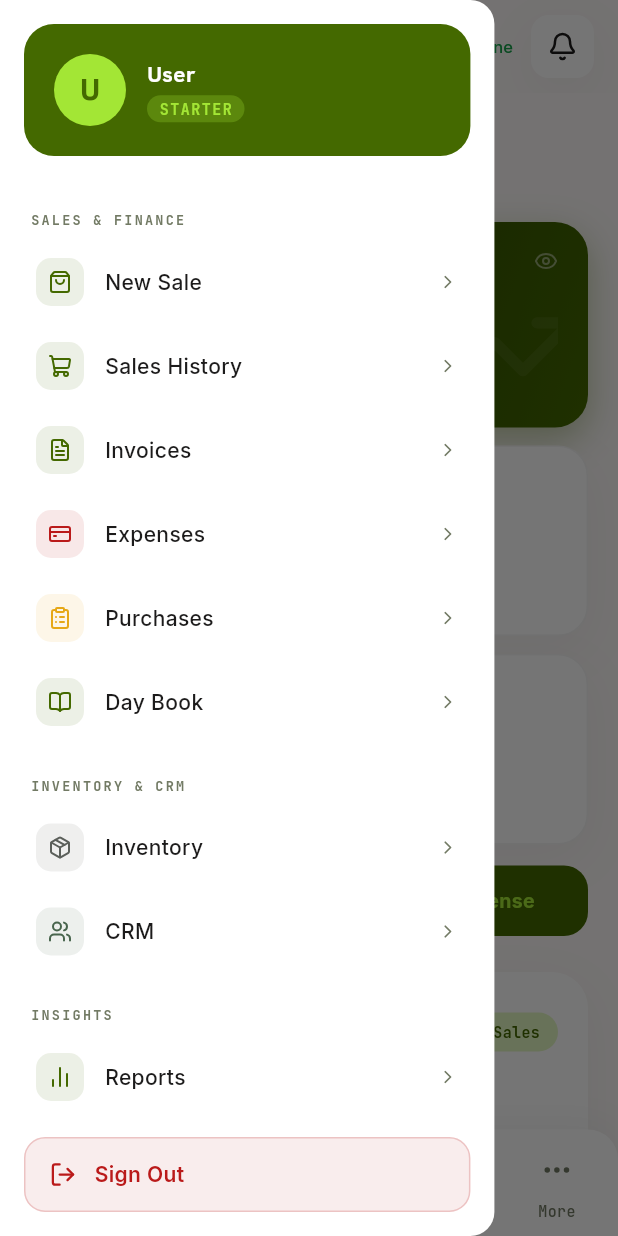
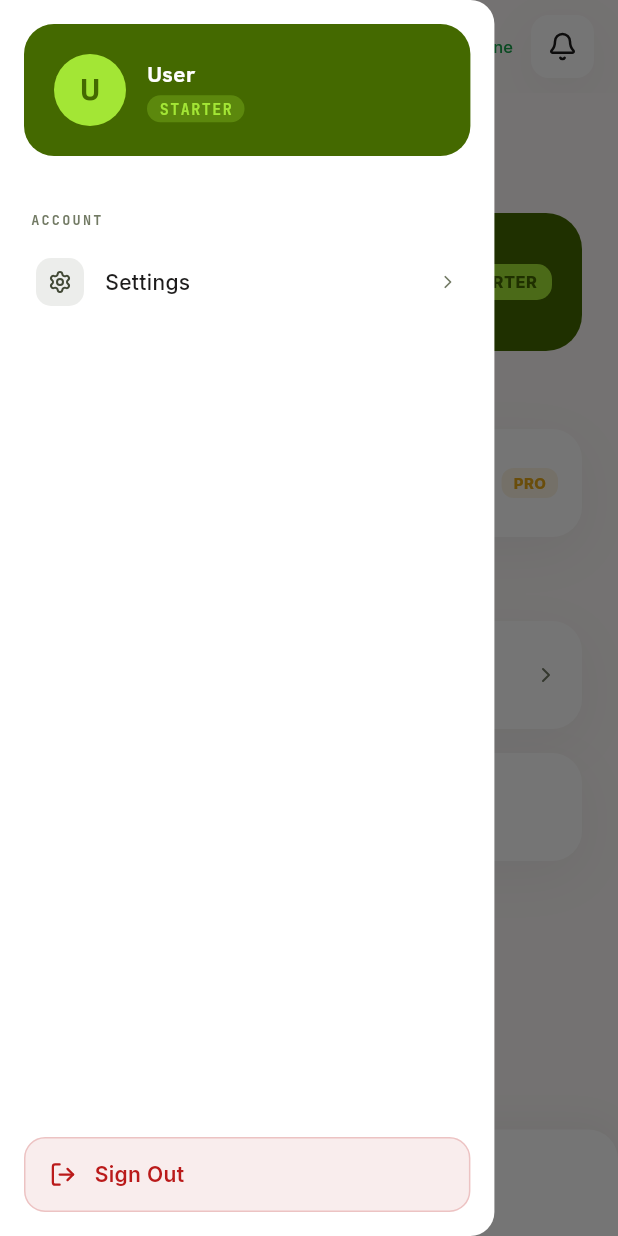
Before and after one commit to beinguvaize/StockMate, a Flutter app: the DashboardScreen screen opened directly, with the side drawer open, on a phone screen of 412 x 824 dp. Run offline on Flutter 3.47's test engine with Material 3 defaults, Android fonts, the phone set to English and light mode, and no system bars; our stand-ins replace connectivity_plus, drift, flutter_riverpod, google_fonts, local_auth, lucide_icons and 3 more; missing offline and left inert: local_auth_android, local_auth_darwin, mobile_scanner; accounts and stored records are empty; generated files the repository leaves out were written again.

Commit message:
fix(mobile): enforce RBAC on bottom nav + drawer
The bottom navigation and app drawer rendered all tabs/items
statically — a SALES/DRIVER/INVENTORY user saw screens the web
app hides (e.g. Dashboard, Inventory).

- Bottom nav tabs now filtered through canAccess(); switching is
  feature-key based so indices stay correct after filtering.
- App drawer sections/items filtered by canAccess(); empty
  sections dropped.
- DashboardScreen is now a ConsumerWidget to read roles/plan/
  permissions reactively.

Co-Authored-By: Claude Sonnet 4.6 <noreply@anthropic.com>

```diff
--- a/mobile_app/lib/features/dashboard/presentation/dashboard_screen.dart
+++ b/mobile_app/lib/features/dashboard/presentation/dashboard_screen.dart
@@ -4,6 +4,7 @@ import 'package:google_fonts/google_fonts.dart';
 import 'package:lucide_icons/lucide_icons.dart';
 import 'package:mobile_app/core/database/sync_status_pill.dart';
 import 'package:mobile_app/core/auth/tenant_provider.dart';
+import 'package:mobile_app/core/auth/feature_gate.dart';
 import 'package:mobile_app/core/supabase/client.dart';
 import 'package:mobile_app/core/theme/colors.dart';
 import 'package:mobile_app/core/widgets/trial_banner.dart';
@@ -30,42 +31,59 @@ import 'package:mobile_app/features/settings/presentation/settings_screen.dart';
 // Shell
 // ─────────────────────────────────────────────────────────────────────────────
 
-class DashboardScreen extends StatefulWidget {
+class DashboardScreen extends ConsumerStatefulWidget {
   const DashboardScreen({super.key});
 
   @override
-  State<DashboardScreen> createState() => _DashboardScreenState();
+  ConsumerState<DashboardScreen> createState() => _DashboardScreenState();
 }
 
-class _DashboardScreenState extends State<DashboardScreen> {
+typedef _NavTab = ({String feature, IconData icon, String label, Widget tab});
+
+class _DashboardScreenState extends ConsumerState<DashboardScreen> {
   int _selectedIndex = 0;
   final _scaffoldKey = GlobalKey<ScaffoldState>();
 
-  static const _navItems = [
-    (icon: LucideIcons.layoutDashboard, label: 'Dashboard'),
-    (icon: LucideIcons.shoppingCart,    label: 'Sales'),
-    (icon: LucideIcons.package,         label: 'Inventory'),
-    (icon: LucideIcons.truck,           label: 'My Route'),
-    (icon: LucideIcons.moreHorizontal,  label: 'More'),
+  // Master tab list. `feature` is the RBAC key; '__menu__' is always shown.
+  late final List<_NavTab> _allTabs = [
+    (feature: 'dashboard', icon: LucideIcons.layoutDashboard, label: 'Dashboard', tab: DashboardHome(onTabSwitch: _switchToFeature)),
+    (feature: 'sales',     icon: LucideIcons.shoppingCart,    label: 'Sales',     tab: const SalesScreen()),
+    (feature: 'inventory', icon: LucideIcons.package,         label: 'Inventory', tab: const InventoryScreen()),
+    (feature: 'logistics', icon: LucideIcons.truck,           label: 'My Route',  tab: const DriverRouteScreen()),
+    (feature: '__menu__',  icon: LucideIcons.moreHorizontal,  label: 'More',      tab: const MenuScreen()),
   ];
+
+  // Tabs the current user may see — filtered by the shared RBAC matrix.
+  List<_NavTab> _visibleTabs(List<String> roles, String plan, Map? permissions) {
+    return _allTabs.where((t) =>
+        t.feature == '__menu__' ||
+        canAccess(t.feature, roles: roles, plan: plan, permissions: permissions)
+    ).toList();
+  }
 
   void _switchTab(int index) => setState(() => _selectedIndex = index);
 
-  List<Widget> get _tabs => [
-    DashboardHome(onTabSwitch: _switchTab),
-    const SalesScreen(),
-    const InventoryScreen(),
-    const DriverRouteScreen(),
-    const MenuScreen(),
-  ];
+  // Jump to a tab by feature key (used by in-dashboard shortcuts).
+  void _switchToFeature(String feature) {
+    final ctx = ref.read(tenantContextProvider).value;
+    final visible = _visibleTabs(ctx?.roles ?? [], ctx?.plan ?? 'STARTER', ctx?.permissions);
+    final idx = visible.indexWhere((t) => t.feature == feature);
+    if (idx >= 0) setState(() => _selectedIndex = idx);
+  }
 
   @override
   Widget build(BuildContext context) {
+    final ctx = ref.watch(tenantContextProvider).value;
+    final tabs = _visibleTabs(
+        ctx?.roles ?? [], ctx?.plan ?? 'STARTER', ctx?.permissions);
+    final selIdx = tabs.isEmpty ? 0 : _selectedIndex.clamp(0, tabs.length - 1);
+    final currentFeature = tabs.isEmpty ? '' : tabs[selIdx].feature;
+
     return Scaffold(
       key: _scaffoldKey,
       backgroundColor: AppColors.canvas,
       drawer: const _AppDrawer(),
-      floatingActionButton: _selectedIndex == 1
+      floatingActionButton: currentFeature == 'sales'
           ? FloatingActionButton(
               heroTag: null,
               onPressed: () {
@@ -95,7 +113,10 @@ class _DashboardScreenState extends State<DashboardScreen> {
                 MediaQuery.removePadding(
                   context: context,
                   removeTop: true,
-                  child: IndexedStack(index: _selectedIndex, children: _tabs),
+                  child: IndexedStack(
+                    index: selIdx,
+                    children: tabs.map((t) => t.tab).toList(),
+                  ),
                 ),
 
           // Bottom nav
@@ -121,10 +142,10 @@ class _DashboardScreenState extends State<DashboardScreen> {
                   padding: const EdgeInsets.symmetric(vertical: 10),
                   child: Row(
                     mainAxisAlignment: MainAxisAlignment.spaceAround,
-                    children: _navItems.asMap().entries.map((e) {
+                    children: tabs.asMap().entries.map((e) {
                       final i = e.key;
                       final item = e.value;
-                      final isActive = _selectedIndex == i;
+                      final isActive = selIdx == i;
                       return GestureDetector(
                         onTap: () => _switchTab(i),
                         behavior: HitTestBehavior.opaque,
@@ -281,26 +302,26 @@ class _AppDrawer extends ConsumerWidget {
 
   static const _sections = [
     _DrawerSection(label: 'SALES & FINANCE', items: [
-      _DrawerItem(icon: LucideIcons.shoppingBag,  label: 'New Sale',      color: AppColors.primary),
-      _DrawerItem(icon: LucideIcons.shoppingCart,  label: 'Sales History', color: AppColors.primary),
-      _DrawerItem(icon: LucideIcons.fileText,      label: 'Invoices',      color: AppColors.primary),
-      _DrawerItem(icon: LucideIcons.creditCard,    label: 'Expenses',      color: AppColors.danger),
-      _DrawerItem(icon: LucideIcons.clipboardList, label: 'Purchases',     color: AppColors.warning),
-      _DrawerItem(icon: LucideIcons.bookOpen,      label: 'Day Book',      color: AppColors.info),
+      _DrawerItem(icon: LucideIcons.shoppingBag,  label: 'New Sale',      color: AppColors.primary, feature: 'sales'),
+      _DrawerItem(icon: LucideIcons.shoppingCart,  label: 'Sales History', color: AppColors.primary, feature: 'sales'),
+      _DrawerItem(icon: LucideIcons.fileText,      label: 'Invoices',      color: AppColors.primary, feature: 'invoices'),
+      _DrawerItem(icon: LucideIcons.creditCard,    label: 'Expenses',      color: AppColors.danger, feature: 'expenses'),
+      _DrawerItem(icon: LucideIcons.clipboardList, label: 'Purchases',     color: AppColors.warning, feature: 'purchases'),
+      _DrawerItem(icon: LucideIcons.bookOpen,      label: 'Day Book',      color: AppColors.info, feature: 'daybook'),
     ]),
     _DrawerSection(label: 'INVENTORY & CRM', items: [
-      _DrawerItem(icon: LucideIcons.package,  label: 'Inventory', color: Color(0xFF5b5f5a)),
-      _DrawerItem(icon: LucideIcons.users,    label: 'CRM',        color: AppColors.secondary),
+      _DrawerItem(icon: LucideIcons.package,  label: 'Inventory', color: Color(0xFF5b5f5a), feature: 'inventory'),
+      _DrawerItem(icon: LucideIcons.users,    label: 'CRM',        color: AppColors.secondary, feature: 'clients'),
     ]),
     _DrawerSection(label: 'INSIGHTS', items: [
-      _DrawerItem(icon: LucideIcons.barChart2, label: 'Reports', color: AppColors.primary),
+      _DrawerItem(icon: LucideIcons.barChart2, label: 'Reports', color: AppColors.primary, feature: 'reports'),
     ]),
     _DrawerSection(label: 'WORKFORCE & OPS', items: [
-      _DrawerItem(icon: LucideIcons.users2, label: 'HR & Payroll', color: AppColors.secondary),
-      _DrawerItem(icon: LucideIcons.truck,  label: 'Fleet',         color: Color(0xFF5b5f5a)),
+      _DrawerItem(icon: LucideIcons.users2, label: 'HR & Payroll', color: AppColors.secondary, feature: 'hr'),
+      _DrawerItem(icon: LucideIcons.truck,  label: 'Fleet',         color: Color(0xFF5b5f5a), feature: 'logistics'),
     ]),
     _DrawerSection(label: 'ACCOUNT', items: [
-      _DrawerItem(icon: LucideIcons.settings, label: 'Settings', color: AppColors.inkSecondary),
+      _DrawerItem(icon: LucideIcons.settings, label: 'Settings', color: AppColors.inkSecondary, feature: '__always__'),
     ]),
   ];
 
@@ -340,6 +361,21 @@ class _AppDrawer extends ConsumerWidget {
   Widget build(BuildContext context, WidgetRef ref) {
     final tenantAsync = ref.watch(tenantContextProvider);
     final roles = tenantAsync.value?.roles ?? [];
+    final plan = tenantAsync.value?.plan ?? 'STARTER';
+    final permissions = tenantAsync.value?.permissions;
+    // Filter drawer by RBAC — drop items and empty sections the user can't access.
+    final sections = _sections
+        .map((s) => _DrawerSection(
+              label: s.label,
+              items: s.items
+                  .where((i) =>
+                      i.feature == '__always__' ||
+                      canAccess(i.feature,
+                          roles: roles, plan: plan, permissions: permissions))
+                  .toList(),
+            ))
+        .where((s) => s.items.isNotEmpty)
+        .toList();
 
     return Drawer(
       backgroundColor: AppColors.surface,
@@ -429,7 +465,7 @@ class _AppDrawer extends ConsumerWidget {
                 padding: const EdgeInsets.fromLTRB(12, 0, 12, 16),
                 child: Column(
                   crossAxisAlignment: CrossAxisAlignment.start,
-                  children: _sections.map((section) => Column(
+                  children: sections.map((section) => Column(
                     crossAxisAlignment: CrossAxisAlignment.start,
                     children: [
                       Padding(
@@ -503,7 +539,13 @@ class _DrawerItem {
   final IconData icon;
   final String label;
   final Color color;
-  const _DrawerItem({required this.icon, required this.label, required this.color});
+  final String feature; // RBAC key; '__always__' = always shown
+  const _DrawerItem({
+    required this.icon,
+    required this.label,
+    required this.color,
+    required this.feature,
+  });
 }
 
 class _DrawerTile extends StatelessWidget {
@@ -554,7 +596,7 @@ class _DrawerTile extends StatelessWidget {
 // ─────────────────────────────────────────────────────────────────────────────
 
 class DashboardHome extends ConsumerStatefulWidget {
-  final void Function(int index) onTabSwitch;
+  final void Function(String feature) onTabSwitch;
   const DashboardHome({super.key, required this.onTabSwitch});
 
   @override
@@ -670,7 +712,7 @@ class _DashboardHomeState extends ConsumerState<DashboardHome>
                       value: _revenueVisible ? _fmtAmount(m.todaySales) : '••••••',
                       icon: LucideIcons.trendingUp,
                       isHero: true,
-                      onTap: () => widget.onTabSwitch(1),
+                      onTap: () => widget.onTabSwitch('sales'),
                       trailing: GestureDetector(
                         onTap: () => setState(() => _revenueVisible = !_revenueVisible),
                         child: Icon(
@@ -715,7 +757,7 @@ class _DashboardHomeState extends ConsumerState<DashboardHome>
                             value: '${m.totalProducts}',
                             icon: LucideIcons.package,
                             accentColor: AppColors.primary,
-                            onTap: () => widget.onTabSwitch(2),
+                            onTap: () => widget.onTabSwitch('inventory'),
                           ),
                         ),
                         const SizedBox(width: 12),
@@ -727,7 +769,7 @@ class _DashboardHomeState extends ConsumerState<DashboardHome>
                             accentColor: m.lowStockItems > 0
                                 ? const Color(0xFFe53935)
                                 : AppColors.secondary,
-                            onTap: () => widget.onTabSwitch(2),
+                            onTap: () => widget.onTabSwitch('inventory'),
                           ),
                         ),
                       ],
@@ -850,7 +892,7 @@ class _DashboardHomeState extends ConsumerState<DashboardHome>
                           ],
                         ),
                         GestureDetector(
-                          onTap: () => widget.onTabSwitch(1),
+                          onTap: () => widget.onTabSwitch('sales'),
                           child: Container(
                             padding: const EdgeInsets.symmetric(horizontal: 12, vertical: 6),
                             decoration: BoxDecoration(
@@ -954,7 +996,7 @@ class _DashboardHomeState extends ConsumerState<DashboardHome>
                     ],
                   ),
                   GestureDetector(
-                    onTap: () => widget.onTabSwitch(1),
+                    onTap: () => widget.onTabSwitch('sales'),
                     child: Text(
                       'See All',
                       style: GoogleFonts.inter(
```
